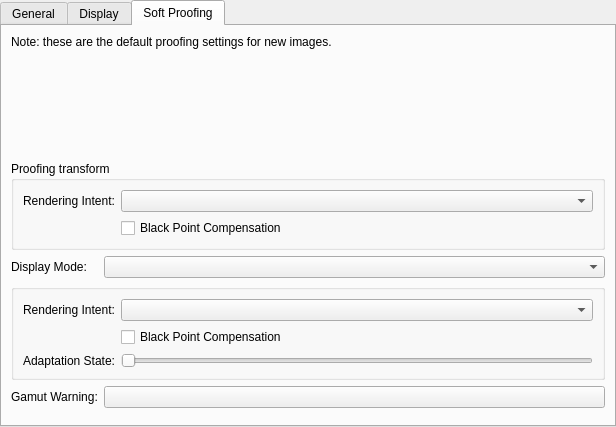
KDE/krita, file libs/ui/forms/wdgcolorsettings.ui: the form before one commit.
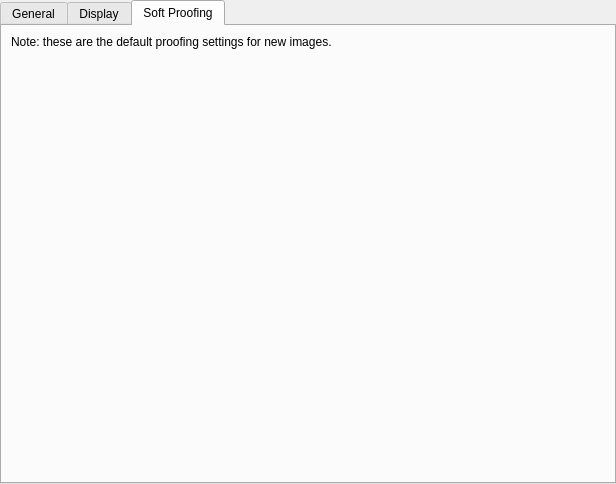
The form after the commit. The open tabs and pages were chosen to show the change. Custom widgets are drawn as their Qt base class.

Commit message: Refactor color proofing configuration

Diff of the .ui file:
```diff
--- a/libs/ui/forms/wdgcolorsettings.ui
+++ b/libs/ui/forms/wdgcolorsettings.ui
@@ -11,7 +11,7 @@
     <x>0</x>
     <y>0</y>
     <width>616</width>
-    <height>424</height>
+    <height>484</height>
    </rect>
   </property>
   <property name="windowTitle">
@@ -138,7 +138,7 @@
        <item row="6" column="0" colspan="2">
         <spacer name="verticalSpacer_3">
          <property name="orientation">
-          <enum>Qt::Vertical</enum>
+          <enum>Qt::Orientation::Vertical</enum>
          </property>
          <property name="sizeHint" stdset="0">
           <size>
@@ -251,7 +251,7 @@
        <item row="4" column="0" colspan="2">
         <spacer name="verticalSpacer_2">
          <property name="orientation">
-          <enum>Qt::Vertical</enum>
+          <enum>Qt::Orientation::Vertical</enum>
          </property>
          <property name="sizeHint" stdset="0">
           <size>
@@ -267,42 +267,21 @@
       <attribute name="title">
        <string>Soft Proofing</string>
       </attribute>
-      <layout class="QFormLayout" name="formLayout_4">
-       <item row="0" column="0" colspan="2">
+      <layout class="QVBoxLayout" name="verticalLayout">
+       <item>
         <widget class="QLabel" name="label">
          <property name="text">
           <string>Note: these are the default proofing settings for new images.</string>
          </property>
         </widget>
        </item>
-       <item row="1" column="0" colspan="2">
-        <widget class="KisColorSpaceSelector" name="proofingSpaceSelector" native="true">
-         <property name="minimumSize">
-          <size>
-           <width>100</width>
-           <height>100</height>
-          </size>
-         </property>
-        </widget>
+       <item>
+        <widget class="KisProofingOptionsWidget" name="wdgProofingOptions" native="true"/>
        </item>
-       <item row="9" column="0">
-        <widget class="QLabel" name="lblGamutWarning">
-         <property name="text">
-          <string>Gamut Warning:</string>
-         </property>
-        </widget>
-       </item>
-       <item row="9" column="1">
-        <widget class="KisColorButton" name="gamutAlarm">
-         <property name="text">
-          <string/>
-         </property>
-        </widget>
-       </item>
-       <item row="11" column="0" colspan="2">
+       <item>
         <spacer name="verticalSpacer_4">
          <property name="orientation">
-          <enum>Qt::Vertical</enum>
+          <enum>Qt::Orientation::Vertical</enum>
          </property>
          <property name="sizeHint" stdset="0">
           <size>
@@ -312,82 +291,6 @@
          </property>
         </spacer>
        </item>
-       <item row="3" column="0" colspan="2">
-        <widget class="QGroupBox" name="gbxProofingTransform">
-         <property name="title">
-          <string>Proofing transform</string>
-         </property>
-         <layout class="QFormLayout" name="formLayout_5">
-          <item row="0" column="0">
-           <widget class="QLabel" name="lblProofingIntent">
-            <property name="text">
-             <string>Rendering Intent:</string>
-            </property>
-           </widget>
-          </item>
-          <item row="0" column="1">
-           <widget class="QComboBox" name="cmbProofingIntent"/>
-          </item>
-          <item row="1" column="1">
-           <widget class="QCheckBox" name="ckbProofBlackPoint">
-            <property name="text">
-             <string>Black Point Compensation</string>
-            </property>
-           </widget>
-          </item>
-         </layout>
-        </widget>
-       </item>
-       <item row="7" column="0" colspan="2">
-        <widget class="QGroupBox" name="gbxDisplayTransform">
-         <property name="title">
-          <string/>
-         </property>
-         <layout class="QFormLayout" name="formLayout_6">
-          <item row="2" column="0">
-           <widget class="QLabel" name="lblAdaptationState">
-            <property name="text">
-             <string>Adaptation State:</string>
-            </property>
-           </widget>
-          </item>
-          <item row="2" column="1">
-           <widget class="QSlider" name="sldAdaptationState">
-            <property name="orientation">
-             <enum>Qt::Horizontal</enum>
-            </property>
-           </widget>
-          </item>
-          <item row="0" column="1">
-           <widget class="QComboBox" name="cmbDisplayIntent"/>
-          </item>
-          <item row="1" column="1">
-           <widget class="QCheckBox" name="chkDispBlackPoint">
-            <property name="text">
-             <string>Black Point Compensation</string>
-            </property>
-           </widget>
-          </item>
-          <item row="0" column="0">
-           <widget class="QLabel" name="lblRenderingIntent_2">
-            <property name="text">
-             <string>Rendering Intent:</string>
-            </property>
-           </widget>
-          </item>
-         </layout>
-        </widget>
-       </item>
-       <item row="5" column="1">
-        <widget class="QComboBox" name="cmbDisplayMode"/>
-       </item>
-       <item row="5" column="0">
-        <widget class="QLabel" name="label_3">
-         <property name="text">
-          <string>Display Mode:</string>
-         </property>
-        </widget>
-       </item>
       </layout>
      </widget>
     </widget>
@@ -396,12 +299,7 @@
  </widget>
  <customwidgets>
   <customwidget>
-   <class>KisColorButton</class>
-   <extends>QPushButton</extends>
-   <header>kis_color_button.h</header>
-  </customwidget>
-  <customwidget>
-   <class>KisColorSpaceSelector</class>
+   <class>KisProofingOptionsWidget</class>
    <extends>QWidget</extends>
    <header>widgets/kis_color_space_selector.h</header>
    <container>1</container>
```
Left out of the diff: 2 changed lines with no effect on the pictures. The commit also changes 34 other files.
